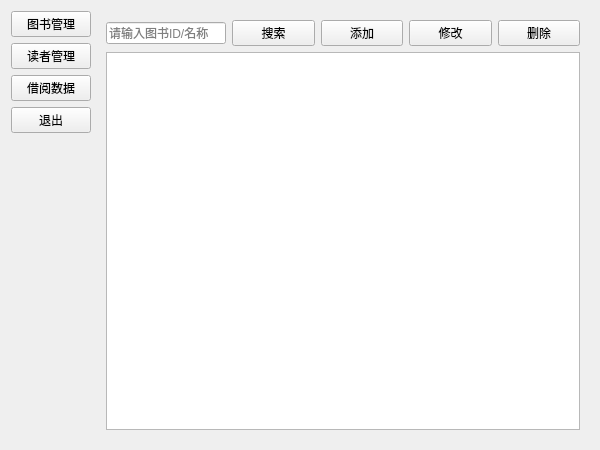
First picture: the form in Qt大项目/adminview.ui, repository ackermanLev1/Qt-test, before the edit.
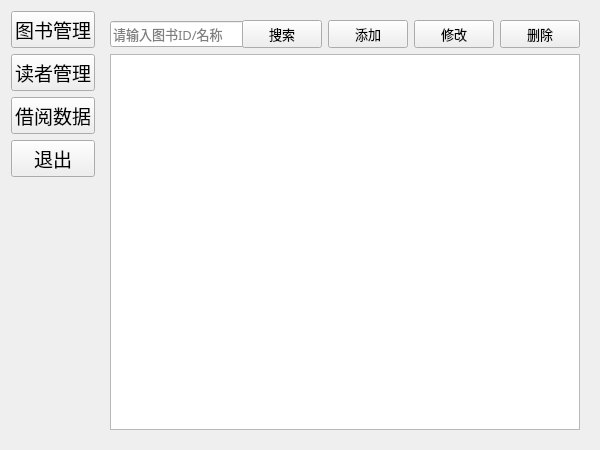
Second picture: the form after the edit. The open tabs and pages were chosen to show the change.

Commit message: 添加修改用户密码

What changed in the file:
```diff
--- a/Qt大项目/adminview.ui
+++ b/Qt大项目/adminview.ui
@@ -24,6 +24,12 @@
     <layout class="QVBoxLayout" name="verticalLayout">
      <item>
       <widget class="QPushButton" name="btnBookManage">
+       <property name="font">
+        <font>
+         <family>Agency FB</family>
+         <pointsize>14</pointsize>
+        </font>
+       </property>
        <property name="text">
         <string>图书管理</string>
        </property>
@@ -31,6 +37,12 @@
      </item>
      <item>
       <widget class="QPushButton" name="btnReaderManage">
+       <property name="font">
+        <font>
+         <family>Agency FB</family>
+         <pointsize>14</pointsize>
+        </font>
+       </property>
        <property name="text">
         <string>读者管理</string>
        </property>
@@ -38,6 +50,12 @@
      </item>
      <item>
       <widget class="QPushButton" name="btnBorrowData">
+       <property name="font">
+        <font>
+         <family>Agency FB</family>
+         <pointsize>14</pointsize>
+        </font>
+       </property>
        <property name="text">
         <string>借阅数据</string>
        </property>
@@ -45,6 +63,12 @@
      </item>
      <item>
       <widget class="QPushButton" name="btnExit">
+       <property name="font">
+        <font>
+         <family>Agency FB</family>
+         <pointsize>14</pointsize>
+        </font>
+       </property>
        <property name="text">
         <string>退出</string>
        </property>
@@ -76,18 +100,30 @@
         <layout class="QHBoxLayout" name="horizontalLayout_2">
          <item>
           <widget class="QLineEdit" name="leBookSearch">
+           <property name="sizePolicy">
+            <sizepolicy hsizetype="Minimum" vsizetype="Fixed">
+             <horstretch>0</horstretch>
+             <verstretch>0</verstretch>
+            </sizepolicy>
+           </property>
            <property name="minimumSize">
             <size>
-             <width>120</width>
+             <width>200</width>
              <height>0</height>
             </size>
            </property>
            <property name="maximumSize">
             <size>
-             <width>120</width>
+             <width>16777215</width>
              <height>16777215</height>
             </size>
            </property>
+           <property name="font">
+            <font>
+             <family>Agency FB</family>
+             <pointsize>10</pointsize>
+            </font>
+           </property>
            <property name="placeholderText">
             <string>请输入图书ID/名称</string>
            </property>
@@ -95,6 +131,12 @@
          </item>
          <item>
           <widget class="QPushButton" name="btnSearchBook">
+           <property name="font">
+            <font>
+             <family>Agency FB</family>
+             <pointsize>10</pointsize>
+            </font>
+           </property>
            <property name="text">
             <string>搜索</string>
            </property>
@@ -102,6 +144,12 @@
          </item>
          <item>
           <widget class="QPushButton" name="btnAddBook">
+           <property name="font">
+            <font>
+             <family>Agency FB</family>
+             <pointsize>10</pointsize>
+            </font>
+           </property>
            <property name="text">
             <string>添加</string>
            </property>
@@ -109,6 +157,12 @@
          </item>
          <item>
           <widget class="QPushButton" name="btnModifyBook">
+           <property name="font">
+            <font>
+             <family>Agency FB</family>
+             <pointsize>10</pointsize>
+            </font>
+           </property>
            <property name="text">
             <string>修改</string>
            </property>
@@ -116,6 +170,12 @@
          </item>
          <item>
           <widget class="QPushButton" name="btnDeleteBook">
+           <property name="font">
+            <font>
+             <family>Agency FB</family>
+             <pointsize>10</pointsize>
+            </font>
+           </property>
            <property name="text">
             <string>删除</string>
            </property>
@@ -124,7 +184,7 @@
         </layout>
        </item>
        <item>
-        <widget class="QTableWidget" name="tableViewBooks"/>
+        <widget class="QTableView" name="tableViewBooks"/>
        </item>
       </layout>
      </widget>
```
Left out of the diff: 30 changed lines with no effect on the pictures. The commit also changes 2 other files.
